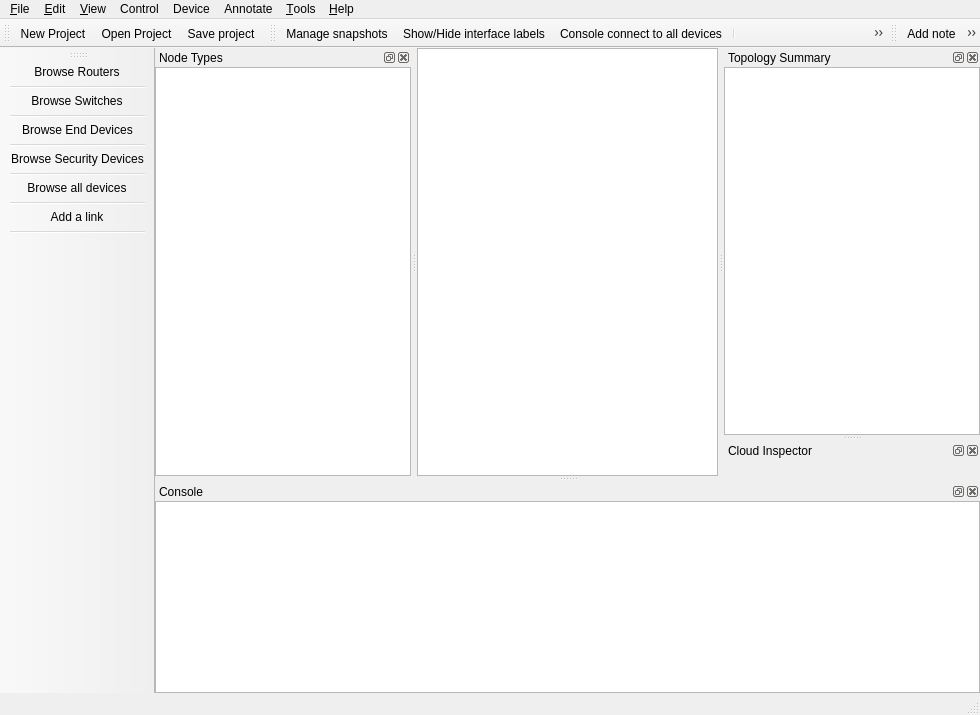
The window that gns3/ui/main_window.ui (GNS3/gns3-gui) describes before a commit, drawn with Qt 5.
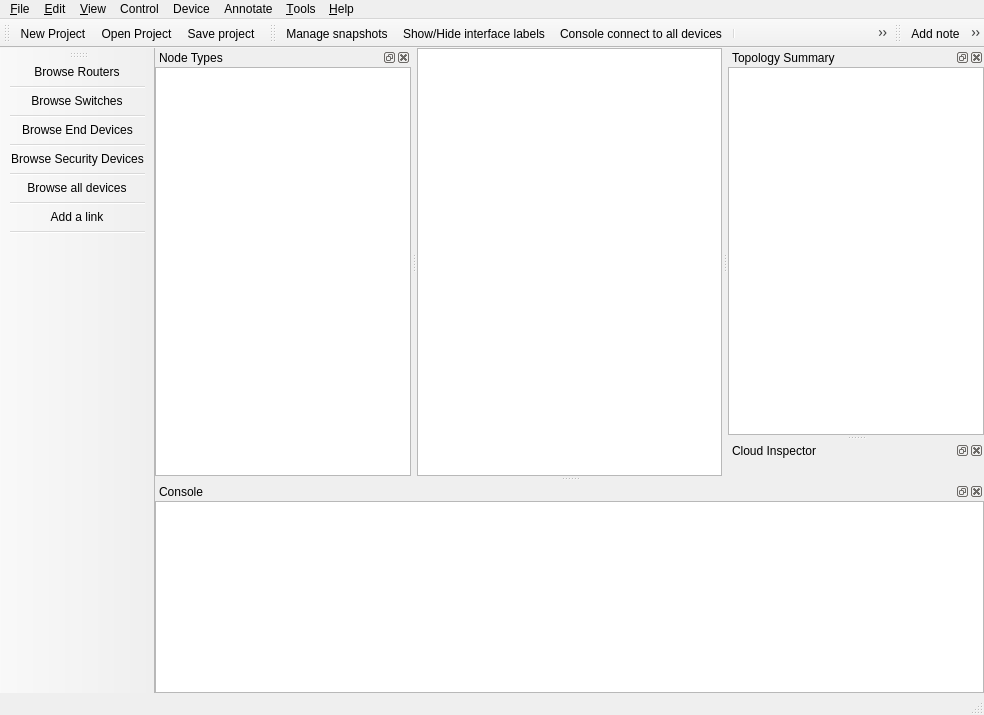
The same window after the commit. Icons and pictures are not drawn. Custom widgets are drawn as their Qt base class.

```diff
--- a/gns3/ui/main_window.ui
+++ b/gns3/ui/main_window.ui
@@ -9,7 +9,7 @@
    <rect>
     <x>0</x>
     <y>0</y>
-    <width>980</width>
+    <width>984</width>
     <height>715</height>
    </rect>
   </property>
@@ -64,7 +64,7 @@
     <rect>
      <x>0</x>
      <y>0</y>
-     <width>980</width>
+     <width>984</width>
      <height>25</height>
     </rect>
    </property>
```
Left out of the diff: 2 changed lines with no effect on the pictures.
